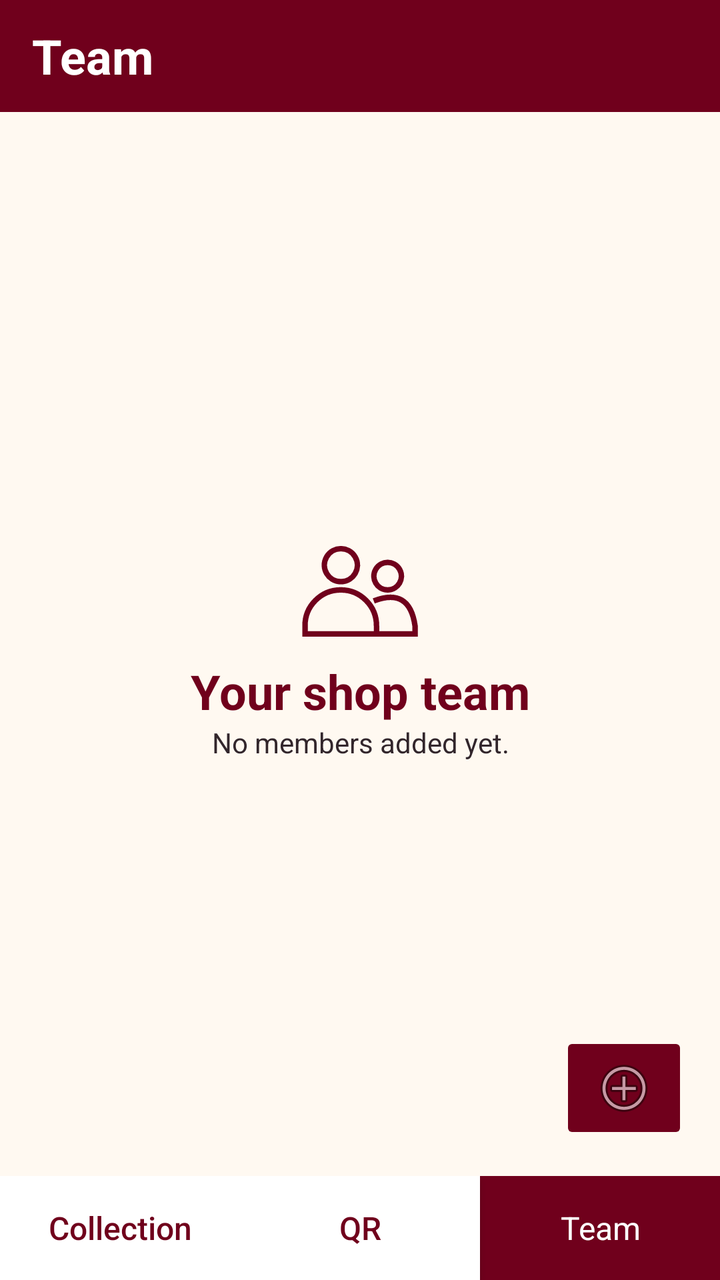
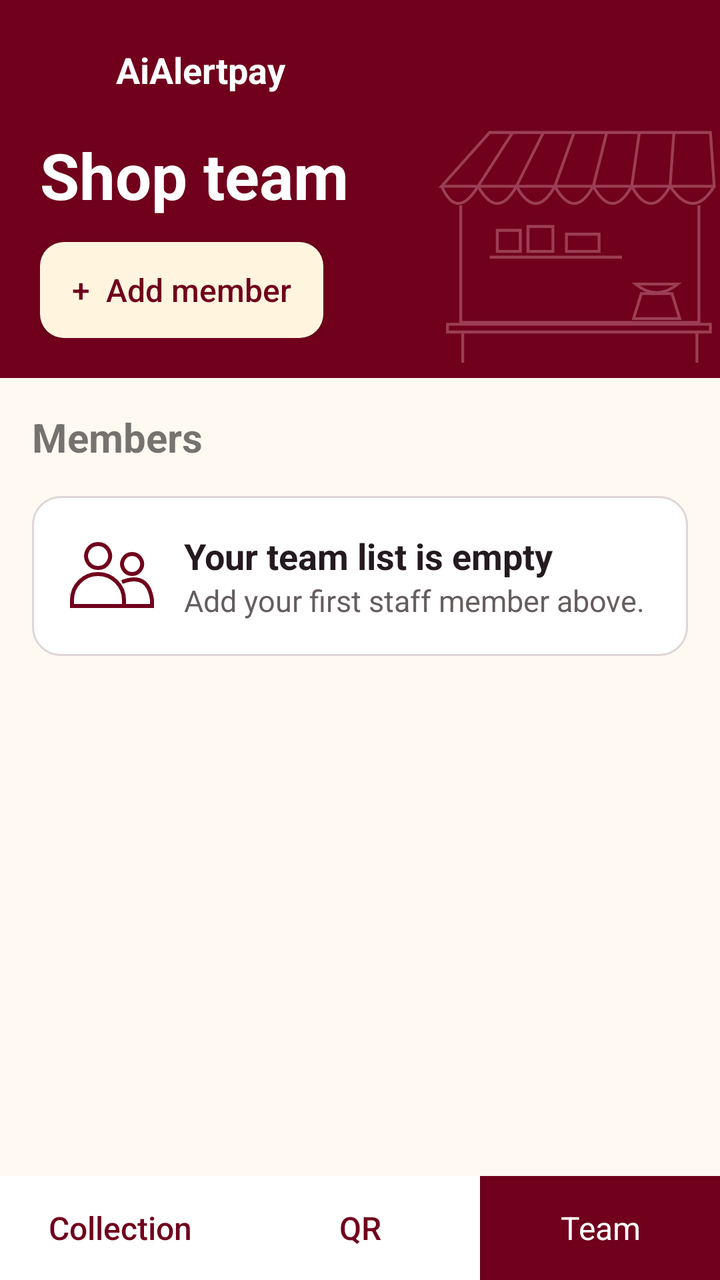

An Android layout rendered at two revisions. The XML below is the earlier revision; the diff shows what the commit changed to produce the second picture.
<!-- AndroidManifest.xml: application theme android:Theme.Material.Light.NoActionBar -->
<!-- res/layout/team.xml -->
<LinearLayout xmlns:android="http://schemas.android.com/apk/res/android" android:layout_width="match_parent" android:layout_height="match_parent" android:fitsSystemWindows="true" android:orientation="vertical" android:background="#FFF9F1">
    <TextView android:layout_width="match_parent" android:layout_height="56dp" android:gravity="center_vertical" android:paddingHorizontal="16dp" android:text="Team" android:textSize="24sp" android:textStyle="bold" android:textColor="#FFFFFF" android:background="#70001C"/>
    <FrameLayout android:layout_width="match_parent" android:layout_height="0dp" android:layout_weight="1">
        <ListView android:id="@+id/members" android:layout_width="match_parent" android:layout_height="match_parent" android:paddingBottom="84dp" android:clipToPadding="false"/>
        <LinearLayout android:id="@+id/team_empty" android:layout_width="match_parent" android:layout_height="wrap_content" android:layout_gravity="center" android:gravity="center" android:orientation="vertical">
            <ImageView android:layout_width="66dp" android:layout_height="66dp" android:src="@drawable/team_people" android:importantForAccessibility="no"/>
            <TextView android:layout_width="match_parent" android:layout_height="wrap_content" android:gravity="center" android:text="Your shop team" android:textColor="#70001C" android:textSize="24sp" android:textStyle="bold"/>
            <TextView android:layout_width="match_parent" android:layout_height="wrap_content" android:gravity="center" android:text="No members added yet." android:textColor="#32262C"/>
        </LinearLayout>
        <ImageButton android:id="@+id/add_member" android:layout_width="64dp" android:layout_height="56dp" android:layout_gravity="bottom|end" android:layout_margin="16dp" android:src="@android:drawable/ic_menu_add" android:backgroundTint="#70001C" android:contentDescription="Add team member"/>
    </FrameLayout>
    <LinearLayout android:layout_width="match_parent" android:layout_height="wrap_content" android:orientation="horizontal">
        <Button android:layout_width="0dp" android:layout_height="52dp" android:layout_weight="1" android:gravity="center" android:textAllCaps="false" android:textSize="16sp" android:id="@+id/open_collection" android:text="Collection" android:textColor="#70001C" android:background="#FFFFFF"/>
        <Button android:layout_width="0dp" android:layout_height="52dp" android:layout_weight="1" android:gravity="center" android:textAllCaps="false" android:textSize="16sp" android:id="@+id/open_qr" android:text="QR" android:textColor="#70001C" android:background="#FFFFFF"/>
        <TextView android:layout_width="0dp" android:layout_height="52dp" android:layout_weight="1" android:gravity="center" android:textAllCaps="false" android:textSize="16sp" android:text="Team" android:textColor="#FFFFFF" android:background="#70001C"/>
    </LinearLayout>
</LinearLayout>
<!-- resources referenced by this layout -->
<resources>
  <!-- drawable team_people (drawable) -->
  <vector xmlns:android="http://schemas.android.com/apk/res/android" android:width="48dp" android:height="48dp" android:viewportWidth="48" android:viewportHeight="48"><path android:fillColor="#00000000" android:strokeColor="#70001C" android:strokeWidth="2" android:pathData="M17,8a6,6 0,1 0,0.1 0z M34,13a5,5 0,1 0,0.1 0z M4,39v-3a13,13 0,0 1,26 0v3z M29,27q13,-5 15,9v3h-14"/></vector>
</resources>

<!-- the commit's change to res/layout/team.xml (unified diff, before → after) -->
@@ -1,13 +1,28 @@
 <LinearLayout xmlns:android="http://schemas.android.com/apk/res/android" android:layout_width="match_parent" android:layout_height="match_parent" android:fitsSystemWindows="true" android:orientation="vertical" android:background="#FFF9F1">
-    <TextView android:layout_width="match_parent" android:layout_height="56dp" android:gravity="center_vertical" android:paddingHorizontal="16dp" android:text="Team" android:textSize="24sp" android:textStyle="bold" android:textColor="#FFFFFF" android:background="#70001C"/>
-    <FrameLayout android:layout_width="match_parent" android:layout_height="0dp" android:layout_weight="1">
-        <ListView android:id="@+id/members" android:layout_width="match_parent" android:layout_height="match_parent" android:paddingBottom="84dp" android:clipToPadding="false"/>
-        <LinearLayout android:id="@+id/team_empty" android:layout_width="match_parent" android:layout_height="wrap_content" android:layout_gravity="center" android:gravity="center" android:orientation="vertical">
-            <ImageView android:layout_width="66dp" android:layout_height="66dp" android:src="@drawable/team_people" android:importantForAccessibility="no"/>
-            <TextView android:layout_width="match_parent" android:layout_height="wrap_content" android:gravity="center" android:text="Your shop team" android:textColor="#70001C" android:textSize="24sp" android:textStyle="bold"/>
-            <TextView android:layout_width="match_parent" android:layout_height="wrap_content" android:gravity="center" android:text="No members added yet." android:textColor="#32262C"/>
+    <FrameLayout android:layout_width="match_parent" android:layout_height="wrap_content" android:background="#70001C">
+        <ImageView android:layout_width="144dp" android:layout_height="140dp" android:layout_gravity="end|bottom" android:src="@drawable/team_store" android:importantForAccessibility="no"/>
+        <LinearLayout android:layout_width="match_parent" android:layout_height="wrap_content" android:padding="20dp" android:orientation="vertical">
+            <LinearLayout android:layout_width="match_parent" android:layout_height="wrap_content" android:gravity="center_vertical">
+                <ImageView android:layout_width="30dp" android:layout_height="30dp" android:src="@mipmap/ic_launcher" android:importantForAccessibility="no"/>
+                <TextView android:layout_width="wrap_content" android:layout_height="wrap_content" android:layout_marginStart="8dp" android:text="AiAlertpay" android:textColor="#FFFFFF" android:textSize="18sp" android:textStyle="bold"/>
+            </LinearLayout>
+            <TextView android:layout_width="wrap_content" android:layout_height="wrap_content" android:layout_marginTop="16dp" android:text="Shop team" android:textSize="32sp" android:textColor="#FFFFFF" android:textStyle="bold"/>
+            <Button android:id="@+id/add_member" android:layout_width="wrap_content" android:layout_height="wrap_content" android:minHeight="48dp" android:layout_marginTop="12dp" android:paddingHorizontal="16dp" android:text="+  Add member" android:textAllCaps="false" android:textSize="16sp" android:textColor="#70001C" android:background="@drawable/team_action"/>
         </LinearLayout>
-        <ImageButton android:id="@+id/add_member" android:layout_width="64dp" android:layout_height="56dp" android:layout_gravity="bottom|end" android:layout_margin="16dp" android:src="@android:drawable/ic_menu_add" android:backgroundTint="#70001C" android:contentDescription="Add team member"/>
+    </FrameLayout>
+    <LinearLayout android:layout_width="match_parent" android:layout_height="wrap_content" android:padding="16dp" android:gravity="center_vertical">
+        <TextView android:layout_width="0dp" android:layout_height="wrap_content" android:layout_weight="1" android:text="Members" android:textSize="20sp" android:textStyle="bold"/>
+        <TextView android:id="@+id/member_count" android:layout_width="wrap_content" android:layout_height="wrap_content" android:textColor="#665D5E" android:textSize="18sp"/>
+    </LinearLayout>
+    <FrameLayout android:layout_width="match_parent" android:layout_height="0dp" android:layout_weight="1" android:paddingHorizontal="16dp">
+        <ListView android:id="@+id/members" android:layout_width="match_parent" android:layout_height="match_parent"/>
+        <LinearLayout android:id="@+id/team_empty" android:layout_width="match_parent" android:layout_height="wrap_content" android:gravity="center_vertical" android:padding="16dp" android:background="@drawable/team_panel">
+            <ImageView android:layout_width="48dp" android:layout_height="48dp" android:src="@drawable/team_people" android:importantForAccessibility="no"/>
+            <LinearLayout android:layout_width="match_parent" android:layout_height="wrap_content" android:paddingStart="12dp" android:orientation="vertical">
+                <TextView android:layout_width="match_parent" android:layout_height="wrap_content" android:text="Your team list is empty" android:textColor="#241A20" android:textSize="18sp" android:textStyle="bold"/>
+                <TextView android:layout_width="match_parent" android:layout_height="wrap_content" android:text="Add your first staff member above." android:textColor="#665D5E" android:textSize="15sp"/>
+            </LinearLayout>
+        </LinearLayout>
     </FrameLayout>
     <LinearLayout android:layout_width="match_parent" android:layout_height="wrap_content" android:orientation="horizontal">
         <Button android:layout_width="0dp" android:layout_height="52dp" android:layout_weight="1" android:gravity="center" android:textAllCaps="false" android:textSize="16sp" android:id="@+id/open_collection" android:text="Collection" android:textColor="#70001C" android:background="#FFFFFF"/>
<!-- resource entries referenced after the edit -->
@@ -1,6 +1,28 @@
 <!-- resources referenced by this layout -->
 <resources>
+  <!-- drawable team_action (drawable) -->
+  <shape xmlns:android="http://schemas.android.com/apk/res/android"><solid android:color="#FFF5DF"/><corners android:radius="12dp"/></shape>
+  <!-- drawable team_panel (drawable) -->
+  <shape xmlns:android="http://schemas.android.com/apk/res/android"><solid android:color="#FFFFFF"/><corners android:radius="14dp"/><stroke android:width="1dp" android:color="#DED5D6"/></shape>
   <!-- drawable team_people (drawable) -->
   <vector xmlns:android="http://schemas.android.com/apk/res/android" android:width="48dp" android:height="48dp" android:viewportWidth="48" android:viewportHeight="48"><path android:fillColor="#00000000" android:strokeColor="#70001C" android:strokeWidth="2" android:pathData="M17,8a6,6 0,1 0,0.1 0z M34,13a5,5 0,1 0,0.1 0z M4,39v-3a13,13 0,0 1,26 0v3z M29,27q13,-5 15,9v3h-14"/></vector>
+  <!-- drawable team_store (drawable) -->
+  <vector xmlns:android="http://schemas.android.com/apk/res/android" android:width="150dp" android:height="130dp" android:viewportWidth="150" android:viewportHeight="130"><path android:fillColor="#00000000" android:strokeColor="#57F3B6C4" android:strokeWidth="1.5" android:pathData="M5,38L30,10H145L147,38Z M5,38q8,18 19,0q10,18 20,0q10,18 20,0q10,18 20,0q10,18 20,0q10,18 20,0q12,18 23,0 M24,38l18,-28 M44,38l14,-28 M64,38l10,-28 M84,38l7,-28 M104,38l4,-28 M124,38l2,-28 M15,48v61h124V48 M8,110h137v4H8z M16,114v16 M138,114v16 M30,75h69 M34,72V61h12v11z M50,72V59h13v13z M70,72V63h17v9z M105,107l4,-13h16l4,13z M106,89q11,9 22,0z"/></vector>
+  <!-- mipmap ic_launcher (mipmap-anydpi-v26) -->
+  <adaptive-icon xmlns:android="http://schemas.android.com/apk/res/android">
+      <background android:drawable="@color/launcher_gold"/>
+      <foreground android:drawable="@drawable/launcher_bell"/>
+  </adaptive-icon>
+  <color name="launcher_gold">#FFBF00</color>
+  <!-- drawable launcher_bell (drawable) -->
+  <vector xmlns:android="http://schemas.android.com/apk/res/android"
+      android:width="108dp" android:height="108dp" android:viewportWidth="108" android:viewportHeight="108">
+      <group android:translateX="22" android:translateY="22">
+          <path android:fillColor="#70001C" android:pathData="M29,13 A3,3 0,0 1,35 13 V15 C42,17 45,22 45,29 Q45,35 49,39 Q51,43 47,43 H17 Q13,43 15,39 Q19,35 19,29 C19,22 22,17 29,15 Z"/>
+          <path android:strokeColor="#70001C" android:strokeWidth="2.4" android:strokeLineCap="round" android:pathData="M18,15 Q13,18 13,23 M14,11 Q7,15 7,23 M46,15 Q51,18 51,23 M50,11 Q57,15 57,23"/>
+          <path android:fillColor="#FFBF00" android:strokeColor="#70001C" android:strokeWidth="2" android:pathData="M32,36 A9,9 0,1 1,32 54 A9,9 0,1 1,32 36 Z"/>
+          <path android:strokeColor="#70001C" android:strokeWidth="1.7" android:strokeLineCap="round" android:strokeLineJoin="round" android:pathData="M28,40 H36 M28,43 H36 M30,40 C35,40 35,46 28,46 L34,51"/>
+      </group>
+  </vector>
 </resources>
 
